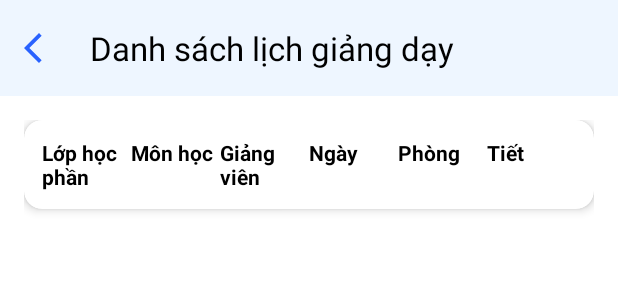
After one commit to lanquybu/ScheduleManagemet, an Android app: the layout activity_schedule_list.xml on its own in the app's theme, with its tools: preview values and no code run, on a phone screen of 412 x 824 dp. The commit adds this screen. Shown: the top 300 px of the screen. Run offline under Robolectric (Android 15) with nearby library versions, the phone set to English and light mode, and no system bars.

Commit message:
Xong danh sách lịch giảng dạy

```diff
--- a/app/src/main/java/com/example/schedulemanagement/ui/changes/HomeAdminActivity.java
+++ b/app/src/main/java/com/example/schedulemanagement/ui/changes/HomeAdminActivity.java
@@ -20,5 +20,13 @@ public class HomeAdminActivity extends AppCompatActivity {
             Intent intent = new Intent(HomeAdminActivity.this, VisibilityActivity.class);
             startActivity(intent);
         });
+
+        MaterialCardView cardScheduleList = findViewById(R.id.cardScheduleList);
+
+        cardScheduleList.setOnClickListener(v -> {
+            Intent intent = new Intent(HomeAdminActivity.this, ScheduleListActivity.class);
+            startActivity(intent);
+        });
+
     }
 }
--- /dev/null
+++ b/app/src/main/java/com/example/schedulemanagement/ui/changes/ScheduleListActivity.java
@@ -0,0 +1,22 @@
+package com.example.schedulemanagement.ui.changes;
+
+import android.os.Bundle;
+import androidx.appcompat.app.AppCompatActivity;
+import com.example.schedulemanagement.R;
+import com.google.android.material.appbar.MaterialToolbar;
+
+public class ScheduleListActivity extends AppCompatActivity {
+
+    @Override
+    protected void onCreate(Bundle savedInstanceState) {
+        super.onCreate(savedInstanceState);
+        setContentView(R.layout.activity_schedule_list);
+
+        // Toolbar với nút back
+        MaterialToolbar toolbar = findViewById(R.id.toolbar);
+        toolbar.setNavigationOnClickListener(v -> {
+            // Khi bấm back, kết thúc màn hình này để quay về HomeAdminActivity
+            finish();
+        });
+    }
+}
--- a/app/src/main/res/layout/activity_home_admin.xml
+++ b/app/src/main/res/layout/activity_home_admin.xml
@@ -55,8 +55,8 @@
                 <ImageView
                     android:layout_width="28dp"
                     android:layout_height="28dp"
-                    android:tint="@color/primaryBlue"
-                    android:src="@drawable/ic_calendar"/>
+                    android:src="@drawable/ic_calendar"
+                    app:tint="@color/primaryBlue" />
 
                 <TextView
                     android:layout_width="0dp"
@@ -89,8 +89,8 @@
                 <ImageView
                     android:layout_width="28dp"
                     android:layout_height="28dp"
-                    android:tint="@color/primaryBlue"
-                    android:src="@drawable/outline_bar_chart_24"/>
+                    android:src="@drawable/outline_bar_chart_24"
+                    app:tint="@color/primaryBlue" />
 
                 <TextView
                     android:layout_width="0dp"
@@ -122,8 +122,8 @@
                 <ImageView
                     android:layout_width="28dp"
                     android:layout_height="28dp"
-                    android:tint="@color/primaryBlue"
-                    android:src="@drawable/visibility_24dp_e3e3e3_fill0_wght400_grad0_opsz24"/>
+                    android:src="@drawable/visibility_24dp_e3e3e3_fill0_wght400_grad0_opsz24"
+                    app:tint="@color/primaryBlue" />
 
                 <TextView
                     android:layout_width="0dp"
--- /dev/null
+++ b/app/src/main/res/layout/activity_schedule_list.xml
@@ -0,0 +1,101 @@
+<?xml version="1.0" encoding="utf-8"?>
+<LinearLayout
+    xmlns:android="http://schemas.android.com/apk/res/android"
+    xmlns:app="http://schemas.android.com/apk/res-auto"
+    android:orientation="vertical"
+    android:layout_width="match_parent"
+    android:layout_height="match_parent"
+    android:background="#FFFFFF">
+
+    <!-- Toolbar với nút back màu primary_blue -->
+    <com.google.android.material.appbar.MaterialToolbar
+        android:id="@+id/toolbar"
+        android:layout_width="match_parent"
+        android:layout_height="wrap_content"
+        android:background="@color/softBlue"
+        app:title="Danh sách lịch giảng dạy"
+        app:titleTextColor="@android:color/black"
+        app:navigationIcon="@drawable/ic_arrow_back"
+        app:navigationIconTint="@color/primary_blue" />
+
+    <!-- ScrollView bao quanh LinearLayout chứa các card box -->
+    <ScrollView
+        android:layout_width="match_parent"
+        android:layout_height="match_parent"
+        android:padding="16dp">
+
+        <LinearLayout
+            android:orientation="vertical"
+            android:layout_width="match_parent"
+            android:layout_height="wrap_content">
+
+            <!-- Box mẫu: bạn copy paste nhiều lần cho nhiều lịch -->
+            <androidx.cardview.widget.CardView
+                android:layout_width="match_parent"
+                android:layout_height="wrap_content"
+                android:layout_marginBottom="12dp"
+                app:cardCornerRadius="12dp"
+                app:cardElevation="4dp">
+
+                <LinearLayout
+                    android:orientation="horizontal"
+                    android:padding="12dp"
+                    android:layout_width="match_parent"
+                    android:layout_height="wrap_content">
+
+                    <!-- 6 cột đúng tên -->
+                    <TextView
+                        android:layout_width="0dp"
+                        android:layout_weight="1"
+                        android:layout_height="wrap_content"
+                        android:text="Lớp học phần"
+                        android:textColor="#000000"
+                        android:textStyle="bold"/>
+
+                    <TextView
+                        android:layout_width="0dp"
+                        android:layout_weight="1"
+                        android:layout_height="wrap_content"
+                        android:text="Môn học"
+                        android:textColor="#000000"
+                        android:textStyle="bold"/>
+
+                    <TextView
+                        android:layout_width="0dp"
+                        android:layout_weight="1"
+                        android:layout_height="wrap_content"
+                        android:text="Giảng viên"
+                        android:textColor="#000000"
+                        android:textStyle="bold"/>
+
+                    <TextView
+                        android:layout_width="0dp"
+                        android:layout_weight="1"
+                        android:layout_height="wrap_content"
+                        android:text="Ngày"
+                        android:textColor="#000000"
+                        android:textStyle="bold"/>
+
+                    <TextView
+                        android:layout_width="0dp"
+                        android:layout_weight="1"
+                        android:layout_height="wrap_content"
+                        android:text="Phòng"
+                        android:textColor="#000000"
+                        android:textStyle="bold"/>
+
+                    <TextView
+                        android:layout_width="0dp"
+                        android:layout_weight="1"
+                        android:layout_height="wrap_content"
+                        android:text="Tiết"
+                        android:textColor="#000000"
+                        android:textStyle="bold"/>
+                </LinearLayout>
+            </androidx.cardview.widget.CardView>
+
+            <!-- Copy thẻ CardView phía trên nếu cần nhiều box, dữ liệu sẽ đổ từ Firebase -->
+
+        </LinearLayout>
+    </ScrollView>
+</LinearLayout>
```
